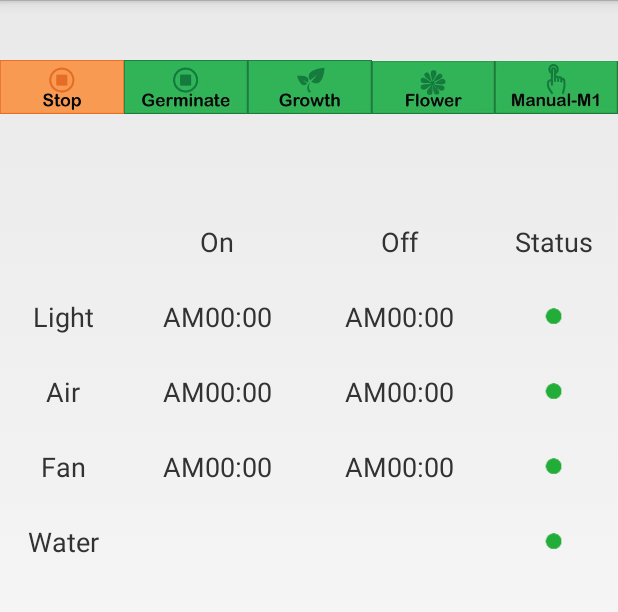
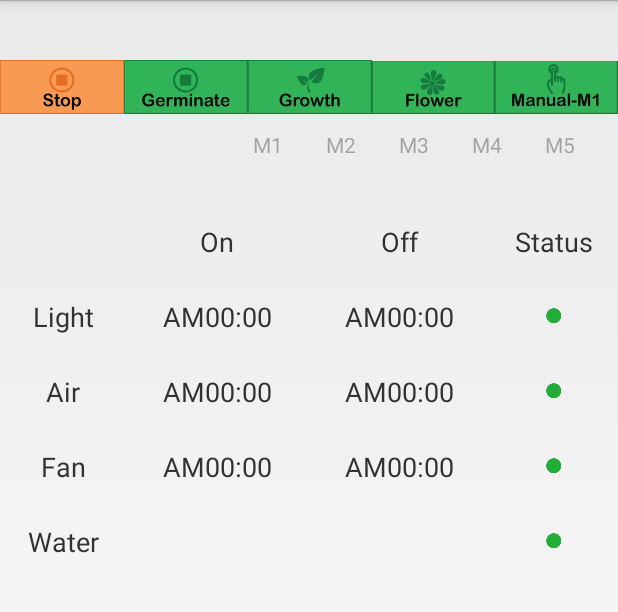
Before and after one commit to pml1988/EcoproTools, an Android app: the layout activity_main.xml on its own in the app's theme, with its tools: preview values and no code run, on a phone screen of 412 x 824 dp, the part 72-684 px from its top. Run offline under Robolectric (Android 15) with nearby library versions, the light colour scheme and no system bars.

Commit message:
2016-03-20-second

```diff
--- a/app/src/main/res/layout/activity_main.xml
+++ b/app/src/main/res/layout/activity_main.xml
@@ -2,7 +2,7 @@
 <RelativeLayout xmlns:android="http://schemas.android.com/apk/res/android"
     xmlns:tools="http://schemas.android.com/tools"
     android:layout_width="fill_parent"
-    android:layout_height="match_parent"
+    android:layout_height="wrap_content"
     android:paddingBottom="@dimen/activity_vertical_margin"
     android:paddingTop="@dimen/activity_vertical_margin"
     tools:context="com.anteya.ecoprotools.MainActivity">
@@ -104,10 +104,11 @@
         android:layout_width="match_parent"
         android:layout_below="@+id/activityMain_layoutMode"
 
-        android:layout_height="60dp"
+        android:layout_height="30dp"
         android:layout_marginLeft="@dimen/activityMain_manual_left_margin"
         android:id="@+id/activityMain_Manual_control"
-        android:visibility="invisible">
+        android:visibility="visible"
+        android:gravity="bottom">
 
         <TextView
             android:layout_width="wrap_content"
@@ -163,28 +164,23 @@
         android:layout_height="wrap_content"
         android:layout_marginTop="@dimen/activityMain_layoutInfo_marginTop"
         android:orientation="vertical"
-        android:gravity="center"
         android:layout_below="@+id/activityMain_layoutMode"
-        android:layout_centerHorizontal="true">
+        android:layout_centerHorizontal="true"
+        android:gravity="center">
 
         <LinearLayout
             android:id="@+id/activityMain_layoutInfoRow1"
             android:layout_width="fill_parent"
             android:layout_height="@dimen/activityMain_layoutInfoRow_layoutHeight"
-            android:orientation="horizontal">
+            android:orientation="horizontal"
+            android:gravity="center">
 
             <LinearLayout
                 android:orientation="vertical"
                 android:layout_width="@dimen/activityMain_name_width"
-                android:layout_height="match_parent"
+                android:layout_height="wrap_content"
                 android:layout_weight="1"
                 android:gravity="center">
-
-                <TextView
-                    android:id="@+id/activityMain_textTitle"
-                    style="@style/ActivityMain_TextTitle_Style"
-                    android:layout_weight="1"
-                    android:layout_width="@dimen/activityMain_name_width" />
 
             </LinearLayout>
 
@@ -192,18 +188,21 @@
                 android:id="@+id/activityMain_textTurnOnTime"
                 style="@style/ActivityMain_TextTurnOnTime_Style"
                 android:text="On"
-                android:layout_weight="10" />
+                android:layout_weight="10"
+                android:layout_height="wrap_content" />
             <TextView
                 android:id="@+id/activityMain_textTurnOffTime"
                 style="@style/ActivityMain_TextTurnOnTime_Style"
                 android:text="Off"
-                android:layout_weight="10" />
+                android:layout_weight="10"
+                android:layout_height="wrap_content" />
             <TextView
                 android:id="@+id/activityMain_textStatus"
                 style="@style/ActivityMain_TextStatus_Style"
                 android:text="Status"
                 android:layout_weight="1"
-                android:layout_width="@dimen/activityMain_status_width" />
+                android:layout_width="@dimen/activityMain_status_width"
+                android:layout_height="wrap_content" />
 
         </LinearLayout>
 
@@ -211,120 +210,144 @@
             android:id="@+id/activityMain_layoutInfoRow2"
             android:layout_width="fill_parent"
             android:layout_height="@dimen/activityMain_layoutInfoRow_layoutHeight"
-            android:orientation="horizontal">
+            android:orientation="horizontal"
+            android:gravity="center">
             <TextView
                 android:id="@+id/activityMain_textLightTitle"
                 style="@style/ActivityMain_TextTitle_Style"
                 android:text="Light"
                 android:layout_weight="1"
-                android:layout_width="@dimen/activityMain_name_width" />
+                android:layout_width="@dimen/activityMain_name_width"
+                android:layout_height="wrap_content" />
             <TextView
                 android:id="@+id/activityMain_textLightTurnOnTime"
                 style="@style/ActivityMain_TextTurnOnTime_Style"
                 android:text="AM00:00"
                 android:layout_weight="10"
-                android:layout_width="wrap_content" />
+                android:layout_width="wrap_content"
+                android:layout_height="wrap_content" />
             <TextView
                 android:id="@+id/activityMain_textLightTurnOffTime"
                 style="@style/ActivityMain_TextTurnOnTime_Style"
                 android:text="AM00:00"
                 android:layout_weight="10"
-                android:layout_width="wrap_content" />
+                android:layout_width="wrap_content"
+                android:layout_height="wrap_content" />
             <ImageView
                 android:id="@+id/activityMain_imageLightStatus"
                 style="@style/ActivityMain_TextStatus_Style"
                 android:src="@drawable/green_light"
                 android:layout_weight="1"
-                android:layout_width="@dimen/activityMain_status_width" />
+                android:layout_width="@dimen/activityMain_status_width"
+                android:layout_height="wrap_content"
+                android:scaleType="center" />
         </LinearLayout>
 
         <LinearLayout
             android:id="@+id/activityMain_layoutInfoRow3"
             android:layout_width="fill_parent"
             android:layout_height="@dimen/activityMain_layoutInfoRow_layoutHeight"
-            android:orientation="horizontal">
+            android:orientation="horizontal"
+            android:gravity="center">
             <TextView
                 android:id="@+id/activityMain_textAirTitle"
                 style="@style/ActivityMain_TextTitle_Style"
                 android:text="Air"
                 android:layout_weight="1"
-                android:layout_width="@dimen/activityMain_name_width" />
+                android:layout_width="@dimen/activityMain_name_width"
+                android:layout_height="wrap_content" />
             <TextView
                 android:id="@+id/activityMain_textAirTurnOnTime"
                 style="@style/ActivityMain_TextTurnOnTime_Style"
                 android:text="AM00:00"
                 android:layout_weight="10"
-                android:layout_width="wrap_content" />
+                android:layout_width="wrap_content"
+                android:layout_height="wrap_content" />
             <TextView
                 android:id="@+id/activityMain_textAirTurnOffTime"
                 style="@style/ActivityMain_TextTurnOnTime_Style"
                 android:text="AM00:00"
                 android:layout_weight="10"
-                android:layout_width="wrap_content" />
+                android:layout_width="wrap_content"
+                android:layout_height="wrap_content" />
             <ImageView
                 android:id="@+id/activityMain_imageAirStatus"
                 style="@style/ActivityMain_TextStatus_Style"
                 android:src="@drawable/green_light"
                 android:layout_weight="1"
-                android:layout_width="@dimen/activityMain_status_width" />
+                android:layout_width="@dimen/activityMain_status_width"
+                android:layout_height="wrap_content"
+                android:scaleType="center" />
         </LinearLayout>
 
         <LinearLayout
             android:id="@+id/activityMain_layoutInfoRow4"
             android:layout_width="fill_parent"
             android:layout_height="@dimen/activityMain_layoutInfoRow_layoutHeight"
-            android:orientation="horizontal">
+            android:orientation="horizontal"
+            android:gravity="center">
             <TextView
                 android:id="@+id/activityMain_textFanTitle"
                 style="@style/ActivityMain_TextTitle_Style"
                 android:text="Fan"
                 android:layout_weight="1"
-                android:layout_width="@dimen/activityMain_name_width" />
+                android:layout_width="@dimen/activityMain_name_width"
+                android:layout_height="wrap_content" />
             <TextView
                 android:id="@+id/activityMain_textFanTurnOnTime"
                 style="@style/ActivityMain_TextTurnOnTime_Style"
                 android:text="AM00:00"
                 android:layout_weight="10"
-                android:layout_width="wrap_content" />
+                android:layout_width="wrap_content"
+                android:layout_height="wrap_content" />
             <TextView
                 android:id="@+id/activityMain_textFanTurnOffTime"
                 style="@style/ActivityMain_TextTurnOnTime_Style"
                 android:text="AM00:00"
                 android:layout_weight="10"
-                android:layout_width="wrap_content" />
+                android:layout_width="wrap_content"
+                android:layout_height="wrap_content" />
             <ImageView
                 android:id="@+id/activityMain_imageFanStatus"
                 style="@style/ActivityMain_TextStatus_Style"
                 android:src="@drawable/green_light"
                 android:layout_weight="1"
-                android:layout_width="@dimen/activityMain_status_width" />
+                android:layout_width="@dimen/activityMain_status_width"
+                android:layout_height="wrap_content"
+                android:scaleType="center" />
         </LinearLayout>
 
         <LinearLayout
             android:id="@+id/activityMain_layoutInfoRow5"
             android:layout_width="fill_parent"
             android:layout_height="@dimen/activityMain_layoutInfoRow_layoutHeight"
-            android:orientation="horizontal">
+            android:orientation="horizontal"
+            android:gravity="center">
             <TextView
                 android:id="@+id/activityMain_textWaterTitle"
                 style="@style/ActivityMain_TextTitle_Style"
                 android:text="Water"
                 android:layout_weight="1"
-                android:layout_width="@dimen/activityMain_name_width" />
+                android:layout_width="@dimen/activityMain_name_width"
+                android:layout_height="wrap_content" />
             <TextView
                 style="@style/ActivityMain_TextTurnOnTime_Style"
                 android:text=""
-                android:layout_weight="10" />
+                android:layout_weight="10"
+                android:layout_height="wrap_content" />
             <TextView
                 style="@style/ActivityMain_TextTurnOnTime_Style"
                 android:text=""
-                android:layout_weight="10" />
+                android:layout_weight="10"
+                android:layout_height="wrap_content" />
             <ImageView
                 android:id="@+id/activityMain_imageWaterStatus"
                 style="@style/ActivityMain_TextStatus_Style"
                 android:src="@drawable/green_light"
                 android:layout_weight="1"
-                android:layout_width="@dimen/activityMain_status_width" />
+                android:layout_width="@dimen/activityMain_status_width"
+                android:layout_height="wrap_content"
+                android:scaleType="center" />
         </LinearLayout>
 
 
--- a/app/src/main/res/values-sw360dp-land/dimens.xml
+++ b/app/src/main/res/values-sw360dp-land/dimens.xml
@@ -5,7 +5,7 @@
     <dimen name="activityMain_buttonMode_height">60dp</dimen>
     <dimen name="activityMain_buttonMode_textSize">14sp</dimen>
     <dimen name="activityMain_layoutInfoRow_layoutWidth">300dp</dimen>
-    <dimen name="activityMain_layoutInfoRow_layoutHeight">50dp</dimen>
+    <dimen name="activityMain_layoutInfoRow_layoutHeight">30dp</dimen>
     <dimen name="activityMain_textTitle_layoutWidth">100dp</dimen>
     <dimen name="activityMain_textTitle_layoutHeight">50dp</dimen>
     <dimen name="activityMain_textTurnOnTime_layoutWidth">70dp</dimen>
@@ -23,13 +23,17 @@
     <dimen name="activitySettings_textViewTitle_textSize">18sp</dimen>
     <dimen name="activitySettings_textViewBigTitle_textSize">20sp</dimen>
     <dimen name="activitySettings_textViewBigTitle_layoutHeight">48dp</dimen>
-    <dimen name="activityMain_layoutInfo_marginTop">60dp</dimen>
+    <dimen name="activityMain_layoutInfo_marginTop">40dp</dimen>
     <dimen name="activityIpCamera_surfaceView_layoutWidth">524dp</dimen>
-    <dimen name="activityIpCamera_surfaceView_layoutHeight">290dp</dimen>
+    <dimen name="activityIpCamera_surfaceView_layoutHeight">200dp</dimen>
     <dimen name="actionBar_titleTextSize">18sp</dimen>
 
     <dimen name="activityMain_name_width">80dp</dimen>
     <dimen name="activityMain_status_width">80dp</dimen>
-    <dimen name="activityMain_camera_width">60dp</dimen>
-    <dimen name="activityMain_camera_height">60dp</dimen>
+    <dimen name="activityMain_camera_width">50dp</dimen>
+    <dimen name="activityMain_camera_margin">100dp</dimen>
+    <dimen name="activityMain_camera_height">50dp</dimen>
+    <dimen name="activity_vertical_margin">0dp</dimen>
+    <dimen name="activity_vertical_qrcode">60dp</dimen>
+    <dimen name="activity_vertical_nothing">20dp</dimen>
 </resources>
--- /dev/null
+++ b/app/src/main/res/values-sw600dp-land/dimens.xml
@@ -0,0 +1,41 @@
+<?xml version="1.0" encoding="utf-8"?>
+<resources>
+    <dimen name="activityMain_layoutMode_height">100dp</dimen>
+    <dimen name="activityMain_buttonMode_width">112dp</dimen>
+    <dimen name="activityMain_buttonMode_height">110dp</dimen>
+    <dimen name="activityMain_buttonMode_textSize">30sp</dimen>
+    <dimen name="activityMain_layoutInfoRow_layoutWidth">450dp</dimen>
+    <dimen name="activityMain_layoutInfoRow_layoutHeight">45dp</dimen>
+    <dimen name="activityMain_textTitle_layoutWidth">150dp</dimen>
+    <dimen name="activityMain_textTitle_layoutHeight">80dp</dimen>
+    <dimen name="activityMain_textTurnOnTime_layoutWidth">100dp</dimen>
+    <dimen name="activityMain_textTurnOnTime_layoutHeight">80dp</dimen>
+    <dimen name="activityMain_textTurnOffTime_layoutWidth">100dp</dimen>
+    <dimen name="activityMain_textTurnOffTime_layoutHeight">80dp</dimen>
+    <dimen name="activityMain_textStatus_layoutWidth">100dp</dimen>
+    <dimen name="activityMain_textStatus_layoutHeight">80dp</dimen>
+    <dimen name="activityMain_textTitle_textSize">22sp</dimen>
+    <dimen name="activityIpCamera_surfaceView_layoutHeight">340dp</dimen>
+    <dimen name="activitySettingsList_textView_textSize">18sp</dimen>
+    <dimen name="activitySettingsList_textView_layoutHeight">70dp</dimen>
+    <dimen name="activitySettingsList_textView_paddingLeft">16dp</dimen>
+
+    <dimen name="activitySettings_textViewTitle_layoutWidth">120dp</dimen>
+    <dimen name="activitySettings_textViewTitle_layoutHeight">60dp</dimen>
+    <dimen name="activitySettings_textViewTitle_textSize">18sp</dimen>
+    <dimen name="activitySettings_textViewBigTitle_textSize">18sp</dimen>
+    <dimen name="activitySettings_textViewBigTitle_layoutHeight">60dp</dimen>
+    <dimen name="activityMain_layoutInfo_marginTop">60dp</dimen>
+    <dimen name="actionBar_titleTextSize">18sp</dimen>
+
+    <dimen name="activityMain_name_width">120dp</dimen>
+    <dimen name="activityMain_status_width">80dp</dimen>
+    <dimen name="activityMain_camera_width">100dp</dimen>
+    <dimen name="activityMain_camera_height">100dp</dimen>
+    <dimen name="activityMain_camera_margin">160dp</dimen>
+    <dimen name="activityMain_manual_left_margin">160dp</dimen>
+    <dimen name="activity_vertical_qrcode">120dp</dimen>
+    <dimen name="activity_vertical_nothing">20dp</dimen>
+
+
+</resources>
```
Also changed, not shown: app/src/main/AndroidManifest.xml (+9 -9 lines), app/src/main/res/layout/activity_ip_camera.xml (+7 -6 lines), app/src/main/res/values-sw600dp-port/dimens.xml (renamed from app/src/main/res/values-sw600dp/dimens.xml), 2 other files.
